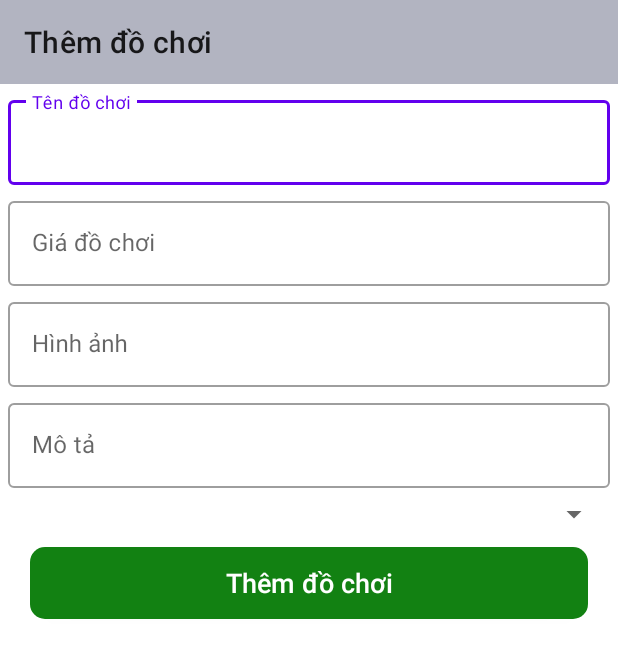
After one commit to Nguyenvsang/AppBanDoChoi, an Android app: the layout activity_them_spactivity.xml on its own in the app's theme, with its tools: preview values and no code run, on a phone screen of 412 x 824 dp. The commit adds this screen. Shown: the top 658 px of the screen. Run offline under Robolectric (Android 15) with nearby library versions, the phone set to English and light mode, and no system bars.

Commit message:
cập nhật giao diện thêm sản phẩm

```diff
--- a/app/src/main/AndroidManifest.xml
+++ b/app/src/main/AndroidManifest.xml
@@ -13,6 +13,9 @@
         android:supportsRtl="true"
         android:theme="@style/Theme.AppBanDoChoi"
         tools:targetApi="31">
+        <activity
+            android:name=".ThemSPActivity"
+            android:exported="false" />
         <activity
             android:name=".QuanLyActivity"
             android:exported="false" />
--- /dev/null
+++ b/app/src/main/java/com/example/appbandochoi/activity/ThemSPActivity.java
@@ -0,0 +1,16 @@
+package com.example.appbandochoi.activity;
+
+import androidx.appcompat.app.AppCompatActivity;
+
+import android.os.Bundle;
+
+import com.example.appbandochoi.R;
+
+public class ThemSPActivity extends AppCompatActivity {
+
+    @Override
+    protected void onCreate(Bundle savedInstanceState) {
+        super.onCreate(savedInstanceState);
+        setContentView(R.layout.activity_them_spactivity);
+    }
+}
--- a/app/src/main/res/layout/activity_quan_ly.xml
+++ b/app/src/main/res/layout/activity_quan_ly.xml
@@ -24,13 +24,12 @@
         <soup.neumorphism.NeumorphCardView
             android:layout_marginTop="10dp"
             android:layout_width="100dp"
-            android:id="@+id/layout_email"
+            android:id="@+id/neu_themsanpham"
             android:layout_height="100dp"
             app:neomorph_view_type="rectangular"
             app:neomorph_shadow_type="outer"
             style="@style/neumorphirmcard"
-            app:neomorph_background_color="@color/background"
-            app:neomorph_shadow_color="@color/shadow_color">
+            app:neomorph_background_color="@color/background">
             <LinearLayout
                 android:padding="5dp"
                 android:orientation="vertical"
@@ -63,8 +62,7 @@
             app:neomorph_shadow_type="outer"
             style="@style/neumorphirmcard"
             app:neomorph_background_color="@color/background"
-            app:neomorph_shadow_color="@color/shadow_color"
-            app:neomorph_highlight_color="@color/highlight">
+            app:neomorph_shadow_color="@color/shadow_color">
             <LinearLayout
                 android:padding="5dp"
                 android:orientation="vertical"
--- /dev/null
+++ b/app/src/main/res/layout/activity_them_spactivity.xml
@@ -0,0 +1,102 @@
+<?xml version="1.0" encoding="utf-8"?>
+<androidx.constraintlayout.widget.ConstraintLayout xmlns:android="http://schemas.android.com/apk/res/android"
+    xmlns:app="http://schemas.android.com/apk/res-auto"
+    xmlns:tools="http://schemas.android.com/tools"
+    android:layout_width="match_parent"
+    android:layout_height="match_parent"
+    tools:context=".activity.ThemSPActivity">
+    <androidx.appcompat.widget.Toolbar
+        android:id="@+id/toobar"
+        app:title="Thêm đồ chơi"
+        android:background="#B2B4C1"
+        app:layout_constraintTop_toTopOf="parent"
+        android:layout_width="match_parent"
+        android:layout_height="?attr/actionBarSize">
+    </androidx.appcompat.widget.Toolbar>
+    <com.google.android.material.textfield.TextInputLayout
+        android:id="@+id/line1"
+        app:layout_constraintTop_toBottomOf="@+id/toobar"
+        android:layout_marginTop="5dp"
+        android:layout_marginRight="5dp"
+        android:layout_marginLeft="5dp"
+        style="@style/Widget.MaterialComponents.TextInputLayout.OutlinedBox"
+        android:layout_width="match_parent"
+        android:layout_height="wrap_content">
+        <com.google.android.material.textfield.TextInputEditText
+            android:hint="Tên đồ chơi"
+            android:id="@+id/tensp"
+            android:inputType="text"
+            android:layout_width="match_parent"
+            android:layout_height="wrap_content"/>
+    </com.google.android.material.textfield.TextInputLayout>
+    <com.google.android.material.textfield.TextInputLayout
+        android:id="@+id/line2"
+        app:layout_constraintTop_toBottomOf="@+id/line1"
+        android:layout_marginTop="5dp"
+        android:layout_marginRight="5dp"
+        android:layout_marginLeft="5dp"
+        style="@style/Widget.MaterialComponents.TextInputLayout.OutlinedBox"
+        android:layout_width="match_parent"
+        android:layout_height="wrap_content">
+        <com.google.android.material.textfield.TextInputEditText
+            android:hint="Giá đồ chơi"
+            android:id="@+id/giasp"
+            android:inputType="number"
+            android:layout_width="match_parent"
+            android:layout_height="wrap_content"/>
+    </com.google.android.material.textfield.TextInputLayout>
+    <com.google.android.material.textfield.TextInputLayout
+        android:id="@+id/line3"
+        app:layout_constraintTop_toBottomOf="@+id/line2"
+        android:layout_marginTop="5dp"
+        android:layout_marginRight="5dp"
+        android:layout_marginLeft="5dp"
+        style="@style/Widget.MaterialComponents.TextInputLayout.OutlinedBox"
+        android:layout_width="match_parent"
+        android:layout_height="wrap_content">
+        <com.google.android.material.textfield.TextInputEditText
+            android:hint="Hình ảnh"
+            android:id="@+id/hinhanh"
+            android:inputType="text"
+            android:layout_width="match_parent"
+            android:layout_height="wrap_content"/>
+    </com.google.android.material.textfield.TextInputLayout>
+    <com.google.android.material.textfield.TextInputLayout
+        android:id="@+id/line4"
+        app:layout_constraintTop_toBottomOf="@+id/line3"
+        android:layout_marginTop="5dp"
+        android:layout_marginRight="5dp"
+        android:layout_marginLeft="5dp"
+        style="@style/Widget.MaterialComponents.TextInputLayout.OutlinedBox"
+        android:layout_width="match_parent"
+        android:layout_height="wrap_content">
+        <com.google.android.material.textfield.TextInputEditText
+            android:id="@+id/mota"
+            android:hint="Mô tả"
+            android:inputType="text"
+            android:layout_width="match_parent"
+            android:layout_height="wrap_content"/>
+    </com.google.android.material.textfield.TextInputLayout>
+    <Spinner
+        android:id="@+id/spinner_loai"
+        android:layout_marginTop="5dp"
+        android:layout_marginLeft="5dp"
+        android:layout_marginRight="5dp"
+        app:layout_constraintTop_toBottomOf="@id/line4"
+        android:layout_width="match_parent"
+        android:layout_height="wrap_content"/>
+    <androidx.appcompat.widget.AppCompatButton
+        android:id="@+id/bntthem"
+        app:layout_constraintTop_toBottomOf="@+id/spinner_loai"
+        android:layout_marginRight="20dp"
+        android:layout_marginLeft="20dp"
+        android:layout_marginTop="10dp"
+        android:text="Thêm đồ chơi"
+        android:background="@drawable/background_button"
+        android:textColor="@android:color/white"
+        android:textSize="18sp"
+        android:textAllCaps="false"
+        android:layout_width="match_parent"
+        android:layout_height="wrap_content"/>
+
+</androidx.constraintlayout.widget.ConstraintLayout>
```
